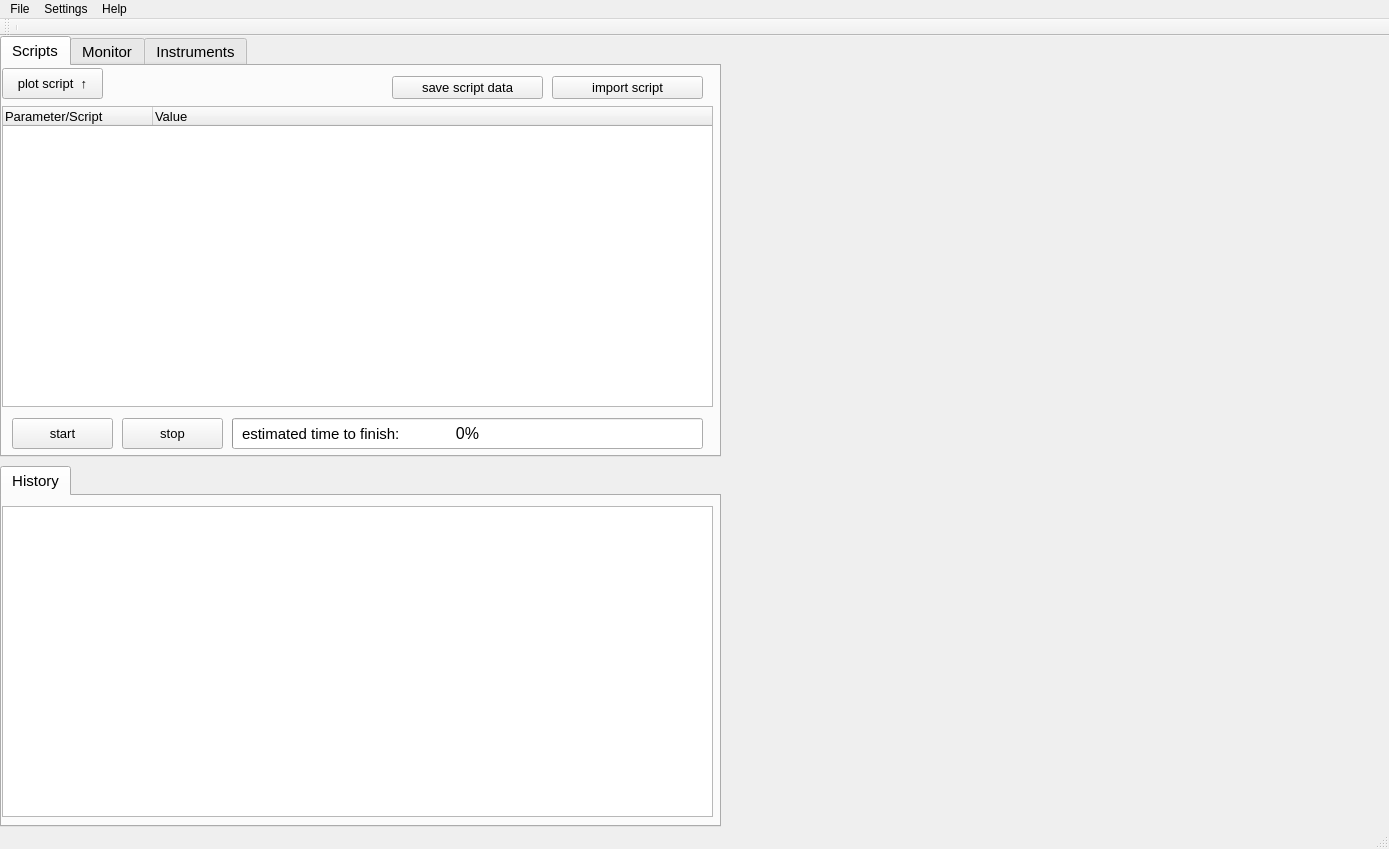
Old version of the form src/core/basic_application_window.ui in the repository LISE-B26/pylabcontrol.
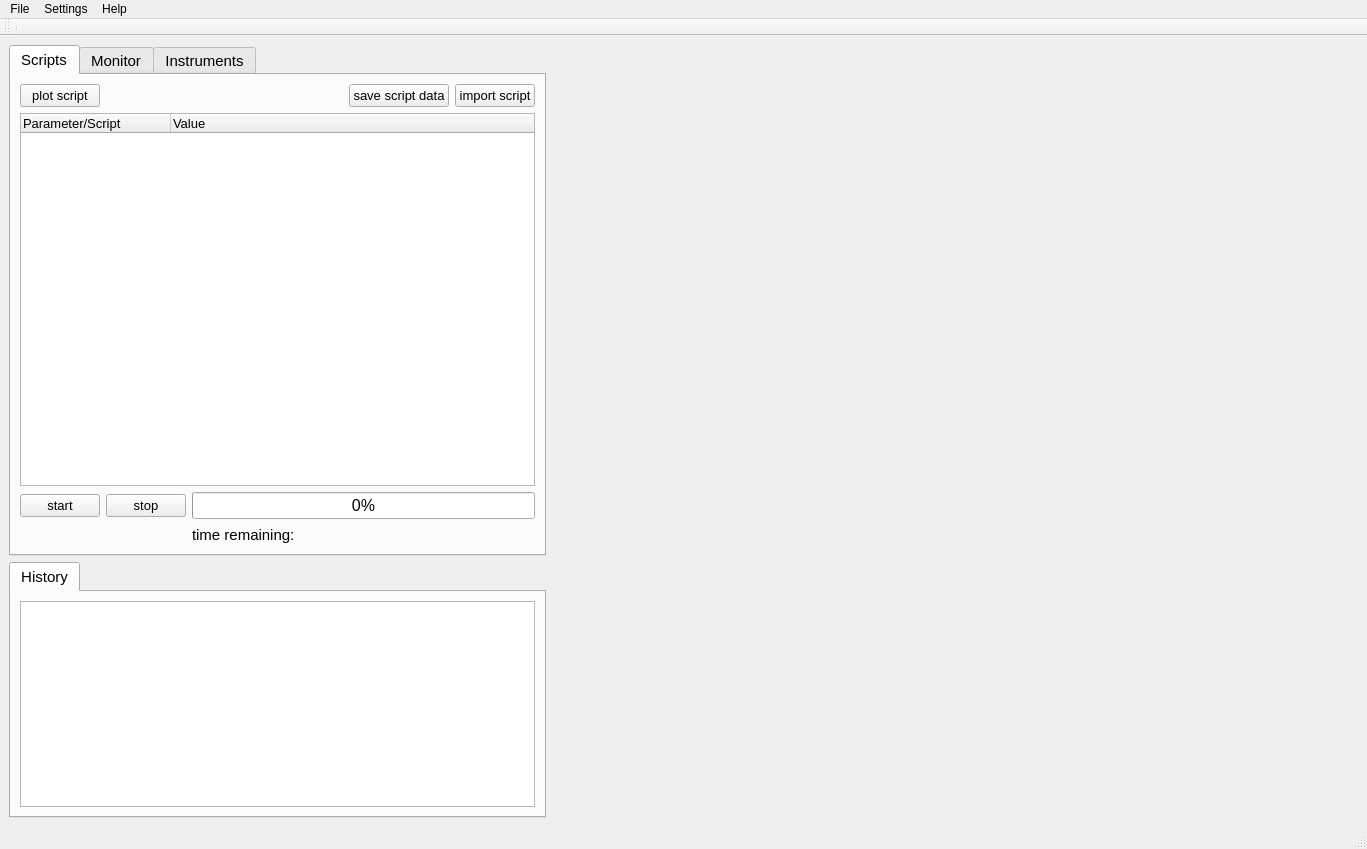
New version of the form. Custom widgets are drawn as their Qt base class.

Commit message: Got resizing working. Also, made autofocus's focusing plot have a more specific label on its y axis.

Diff of the .ui file:
```diff
--- a/src/core/basic_application_window.ui
+++ b/src/core/basic_application_window.ui
@@ -6,7 +6,7 @@
    <rect>
     <x>0</x>
     <y>0</y>
-    <width>1389</width>
+    <width>1367</width>
     <height>849</height>
    </rect>
   </property>
@@ -20,14 +20,18 @@
    <string>Lukin Lab - B26 GUI</string>
   </property>
   <widget class="QWidget" name="centralwidget">
+   <layout class="QHBoxLayout" name="horizontalLayout_8">
+    <item>
+     <layout class="QHBoxLayout" name="horizontalLayout_7" stretch="8,12">
+      <item>
+       <layout class="QVBoxLayout" name="verticalLayout_10" stretch="2,1">
+        <item>
    <widget class="QTabWidget" name="tabWidget">
-    <property name="geometry">
-     <rect>
-      <x>0</x>
-      <y>0</y>
-      <width>721</width>
-      <height>421</height>
-     </rect>
+          <property name="sizePolicy">
+           <sizepolicy hsizetype="Expanding" vsizetype="Expanding">
+            <horstretch>0</horstretch>
+            <verstretch>0</verstretch>
+           </sizepolicy>
     </property>
     <property name="font">
      <font>
@@ -50,20 +54,69 @@
      <attribute name="title">
       <string>Scripts</string>
      </attribute>
+           <layout class="QVBoxLayout" name="verticalLayout_6">
+            <item>
+             <layout class="QVBoxLayout" name="verticalLayout_4">
+              <item>
+               <layout class="QHBoxLayout" name="horizontalLayout_4">
+                <item>
+                 <widget class="QPushButton" name="btn_plot_script">
+                  <property name="font">
+                   <font>
+                    <pointsize>10</pointsize>
+                   </font>
+                  </property>
+                  <property name="text">
+                   <string>plot script</string>
+                  </property>
+                 </widget>
+                </item>
+                <item>
+                 <spacer name="horizontalSpacer_2">
+                  <property name="orientation">
+                   <enum>Qt::Horizontal</enum>
+                  </property>
+                  <property name="sizeHint" stdset="0">
+                   <size>
+                    <width>40</width>
+                    <height>20</height>
+                   </size>
+                  </property>
+                 </spacer>
+                </item>
+                <item>
+                 <widget class="QPushButton" name="btn_save_script_data">
+                  <property name="font">
+                   <font>
+                    <pointsize>10</pointsize>
+                   </font>
+                  </property>
+                  <property name="text">
+                   <string>save script data</string>
+                  </property>
+                 </widget>
+                </item>
+                <item>
+                 <widget class="QPushButton" name="btn_load_scripts">
+                  <property name="font">
+                   <font>
+                    <pointsize>10</pointsize>
+                   </font>
+                  </property>
+                  <property name="text">
+                   <string>import script</string>
+                  </property>
+                 </widget>
+                </item>
+               </layout>
+              </item>
+              <item>
      <widget class="QTreeWidget" name="tree_scripts">
       <property name="enabled">
        <bool>true</bool>
       </property>
-      <property name="geometry">
-       <rect>
-        <x>0</x>
-        <y>40</y>
-        <width>711</width>
-        <height>301</height>
-       </rect>
-      </property>
       <property name="sizePolicy">
-       <sizepolicy hsizetype="Fixed" vsizetype="Expanding">
+                 <sizepolicy hsizetype="Expanding" vsizetype="Expanding">
         <horstretch>0</horstretch>
         <verstretch>0</verstretch>
        </sizepolicy>
@@ -105,15 +158,35 @@
        </property>
       </column>
      </widget>
+              </item>
+              <item>
+               <layout class="QHBoxLayout" name="horizontalLayout_5">
+                <item>
+                 <widget class="QPushButton" name="btn_start_script">
+                  <property name="font">
+                   <font>
+                    <pointsize>10</pointsize>
+                   </font>
+                  </property>
+                  <property name="text">
+                   <string>start</string>
+                  </property>
+                 </widget>
+                </item>
+                <item>
+                 <widget class="QPushButton" name="btn_stop_script">
+                  <property name="font">
+                   <font>
+                    <pointsize>10</pointsize>
+                   </font>
+                  </property>
+                  <property name="text">
+                   <string>stop</string>
+                  </property>
+                 </widget>
+                </item>
+                <item>
      <widget class="QProgressBar" name="progressBar">
-      <property name="geometry">
-       <rect>
-        <x>230</x>
-        <y>352</y>
-        <width>471</width>
-        <height>31</height>
-       </rect>
-      </property>
       <property name="font">
        <font>
         <pointsize>12</pointsize>
@@ -129,109 +202,49 @@
        <number>0</number>
       </property>
      </widget>
-     <widget class="QPushButton" name="btn_stop_script">
-      <property name="geometry">
-       <rect>
-        <x>120</x>
-        <y>352</y>
-        <width>101</width>
-        <height>31</height>
-       </rect>
-      </property>
-      <property name="font">
-       <font>
-        <pointsize>10</pointsize>
-       </font>
-      </property>
-      <property name="text">
-       <string>stop</string>
-      </property>
-     </widget>
-     <widget class="QPushButton" name="btn_start_script">
-      <property name="geometry">
-       <rect>
-        <x>10</x>
-        <y>352</y>
-        <width>101</width>
-        <height>31</height>
-       </rect>
-      </property>
-      <property name="font">
-       <font>
-        <pointsize>10</pointsize>
-       </font>
-      </property>
-      <property name="text">
-       <string>start</string>
-      </property>
-     </widget>
-     <widget class="QPushButton" name="btn_plot_script">
-      <property name="geometry">
-       <rect>
-        <x>0</x>
-        <y>2</y>
-        <width>101</width>
-        <height>31</height>
-       </rect>
-      </property>
-      <property name="font">
-       <font>
-        <pointsize>10</pointsize>
-       </font>
-      </property>
-      <property name="text">
-       <string>plot script  ↑</string>
-      </property>
-     </widget>
-     <widget class="QPushButton" name="btn_load_scripts">
-      <property name="geometry">
-       <rect>
-        <x>550</x>
-        <y>10</y>
-        <width>151</width>
-        <height>23</height>
-       </rect>
-      </property>
-      <property name="font">
-       <font>
-        <pointsize>10</pointsize>
-       </font>
-      </property>
-      <property name="text">
-       <string>import script</string>
-      </property>
-     </widget>
-     <widget class="QPushButton" name="btn_save_script_data">
-      <property name="geometry">
-       <rect>
-        <x>390</x>
-        <y>10</y>
-        <width>151</width>
-        <height>23</height>
-       </rect>
-      </property>
-      <property name="font">
-       <font>
-        <pointsize>10</pointsize>
-       </font>
-      </property>
-      <property name="text">
-       <string>save script data</string>
-      </property>
-     </widget>
+                </item>
+               </layout>
+              </item>
+              <item>
+               <layout class="QHBoxLayout" name="horizontalLayout_6" stretch="1,1,1">
+                <item>
+                 <spacer name="horizontalSpacer_3">
+                  <property name="orientation">
+                   <enum>Qt::Horizontal</enum>
+                  </property>
+                  <property name="sizeHint" stdset="0">
+                   <size>
+                    <width>138</width>
+                    <height>20</height>
+                   </size>
+                  </property>
+                 </spacer>
+                </item>
+                <item>
      <widget class="QLabel" name="lbl_time_estimate">
-      <property name="geometry">
-       <rect>
-        <x>240</x>
-        <y>360</y>
-        <width>241</width>
-        <height>16</height>
-       </rect>
-      </property>
       <property name="text">
-       <string>estimated time to finish:</string>
-      </property>
-     </widget>
+                   <string>time remaining:</string>
+                  </property>
+                 </widget>
+                </item>
+                <item>
+                 <spacer name="horizontalSpacer_4">
+                  <property name="orientation">
+                   <enum>Qt::Horizontal</enum>
+                  </property>
+                  <property name="sizeHint" stdset="0">
+                   <size>
+                    <width>268</width>
+                    <height>20</height>
+                   </size>
+                  </property>
+                 </spacer>
+                </item>
+               </layout>
+              </item>
+             </layout>
+            </item>
+           </layout>
      <zorder>tree_scripts</zorder>
      <zorder>progressBar</zorder>
      <zorder>btn_stop_script</zorder>
@@ -239,80 +252,35 @@
      <zorder>btn_load_scripts</zorder>
      <zorder>btn_start_script</zorder>
      <zorder>btn_save_script_data</zorder>
+           <zorder>verticalLayoutWidget</zorder>
+           <zorder>tabWidget_2</zorder>
+           <zorder>horizontalSpacer_2</zorder>
      <zorder>lbl_time_estimate</zorder>
+           <zorder>horizontalSpacer_3</zorder>
+           <zorder>horizontalSpacer_4</zorder>
     </widget>
     <widget class="QWidget" name="tab_monitor">
      <attribute name="title">
       <string>Monitor</string>
      </attribute>
-     <widget class="QTreeWidget" name="tree_monitor">
-      <property name="enabled">
-       <bool>true</bool>
-      </property>
-      <property name="geometry">
-       <rect>
-        <x>0</x>
-        <y>30</y>
-        <width>711</width>
-        <height>431</height>
-       </rect>
-      </property>
-      <property name="sizePolicy">
-       <sizepolicy hsizetype="Fixed" vsizetype="Expanding">
-        <horstretch>0</horstretch>
-        <verstretch>0</verstretch>
-       </sizepolicy>
-      </property>
-      <property name="editTriggers">
-       <set>QAbstractItemView::AllEditTriggers</set>
-      </property>
-      <property name="headerHidden">
-       <bool>false</bool>
-      </property>
-      <attribute name="headerDefaultSectionSize">
-       <number>150</number>
-      </attribute>
-      <attribute name="headerHighlightSections">
-       <bool>true</bool>
-      </attribute>
-      <column>
-       <property name="text">
-        <string>Parameter</string>
-       </property>
-      </column>
-      <column>
-       <property name="text">
-        <string>Value</string>
-       </property>
-      </column>
-     </widget>
+           <layout class="QVBoxLayout" name="verticalLayout_7">
+            <item>
+             <layout class="QVBoxLayout" name="verticalLayout_5">
+              <item>
+               <layout class="QHBoxLayout" name="horizontalLayout_2">
+                <item>
      <widget class="QPushButton" name="btn_plot_probe">
-      <property name="geometry">
-       <rect>
-        <x>0</x>
-        <y>2</y>
-        <width>101</width>
-        <height>23</height>
-       </rect>
-      </property>
       <property name="font">
        <font>
         <pointsize>10</pointsize>
        </font>
       </property>
       <property name="text">
-       <string>plot probe  ↑</string>
-      </property>
-     </widget>
-     <widget class="QWidget" name="horizontalLayoutWidget">
-      <property name="geometry">
-       <rect>
-        <x>110</x>
-        <y>0</y>
-        <width>591</width>
-        <height>31</height>
-       </rect>
-      </property>
+                   <string>plot probe</string>
+                  </property>
+                 </widget>
+                </item>
+                <item>
       <layout class="QHBoxLayout" name="horizontalLayout">
        <item>
         <widget class="QLabel" name="lbl_probe_log_path">
@@ -351,62 +319,72 @@
         </widget>
        </item>
       </layout>
-     </widget>
+                </item>
+               </layout>
+              </item>
+              <item>
+               <widget class="QTreeWidget" name="tree_monitor">
+                <property name="enabled">
+                 <bool>true</bool>
+                </property>
+                <property name="sizePolicy">
+                 <sizepolicy hsizetype="Expanding" vsizetype="Expanding">
+                  <horstretch>0</horstretch>
+                  <verstretch>0</verstretch>
+                 </sizepolicy>
+                </property>
+                <property name="editTriggers">
+                 <set>QAbstractItemView::AllEditTriggers</set>
+                </property>
+                <property name="headerHidden">
+                 <bool>false</bool>
+                </property>
+                <attribute name="headerDefaultSectionSize">
+                 <number>150</number>
+                </attribute>
+                <attribute name="headerHighlightSections">
+                 <bool>true</bool>
+                </attribute>
+                <column>
+                 <property name="text">
+                  <string>Parameter</string>
+                 </property>
+                </column>
+                <column>
+                 <property name="text">
+                  <string>Value</string>
+                 </property>
+                </column>
+               </widget>
+              </item>
+             </layout>
+            </item>
+           </layout>
     </widget>
     <widget class="QWidget" name="tab_settings">
      <attribute name="title">
       <string>Instruments</string>
      </attribute>
-     <widget class="QTreeWidget" name="tree_settings">
-      <property name="enabled">
-       <bool>true</bool>
-      </property>
-      <property name="geometry">
-       <rect>
-        <x>0</x>
-        <y>30</y>
-        <width>711</width>
-        <height>401</height>
-       </rect>
-      </property>
-      <property name="sizePolicy">
-       <sizepolicy hsizetype="Fixed" vsizetype="Expanding">
-        <horstretch>0</horstretch>
-        <verstretch>0</verstretch>
-       </sizepolicy>
-      </property>
-      <property name="editTriggers">
-       <set>QAbstractItemView::AllEditTriggers</set>
-      </property>
-      <property name="headerHidden">
-       <bool>false</bool>
-      </property>
-      <attribute name="headerDefaultSectionSize">
-       <number>150</number>
-      </attribute>
-      <attribute name="headerHighlightSections">
-       <bool>true</bool>
-      </attribute>
-      <column>
-       <property name="text">
-        <string>Instrument</string>
-       </property>
-      </column>
-      <column>
-       <property name="text">
-        <string>Value</string>
-       </property>
-      </column>
-     </widget>
+           <layout class="QVBoxLayout" name="verticalLayout_8">
+            <item>
+             <layout class="QVBoxLayout" name="verticalLayout_3">
+              <item>
+               <layout class="QHBoxLayout" name="horizontalLayout_3">
+                <item>
+                 <spacer name="horizontalSpacer">
+                  <property name="orientation">
+                   <enum>Qt::Horizontal</enum>
+                  </property>
+                  <property name="sizeHint" stdset="0">
+                   <size>
+                    <width>40</width>
+                    <height>20</height>
+                   </size>
+                  </property>
+                 </spacer>
+                </item>
+                <item>
      <widget class="QPushButton" name="btn_load_instruments">
-      <property name="geometry">
-       <rect>
-        <x>540</x>
-        <y>0</y>
-        <width>161</width>
-        <height>23</height>
-       </rect>
-      </property>
       <property name="font">
        <font>
         <pointsize>10</pointsize>
@@ -416,27 +394,52 @@
        <string>import instrument</string>
       </property>
      </widget>
-    </widget>
-   </widget>
-   <widget class="MatplotlibWidget" name="matplotlibwidget">
-    <property name="geometry">
-     <rect>
-      <x>750</x>
-      <y>250</y>
-      <width>621</width>
-      <height>541</height>
-     </rect>
-    </property>
-   </widget>
+                </item>
+               </layout>
+              </item>
+              <item>
+               <widget class="QTreeWidget" name="tree_settings">
+                <property name="enabled">
+                 <bool>true</bool>
+                </property>
+                <property name="sizePolicy">
+                 <sizepolicy hsizetype="Expanding" vsizetype="Expanding">
+                  <horstretch>0</horstretch>
+                  <verstretch>0</verstretch>
+                 </sizepolicy>
+                </property>
+                <property name="editTriggers">
+                 <set>QAbstractItemView::AllEditTriggers</set>
+                </property>
+                <property name="headerHidden">
+                 <bool>false</bool>
+                </property>
+                <attribute name="headerDefaultSectionSize">
+                 <number>150</number>
+                </attribute>
+                <attribute name="headerHighlightSections">
+                 <bool>true</bool>
+                </attribute>
+                <column>
+                 <property name="text">
+                  <string>Instrument</string>
+                 </property>
+                </column>
+                <column>
+                 <property name="text">
+                  <string>Value</string>
+                 </property>
+                </column>
+               </widget>
+              </item>
+             </layout>
+            </item>
+           </layout>
+          </widget>
+         </widget>
+        </item>
+        <item>
    <widget class="QTabWidget" name="tabWidget_2">
-    <property name="geometry">
-     <rect>
-      <x>0</x>
-      <y>430</y>
-      <width>721</width>
-      <height>361</height>
-     </rect>
-    </property>
     <property name="font">
      <font>
       <pointsize>11</pointsize>
@@ -449,15 +452,9 @@
      <attribute name="title">
       <string>History</string>
      </attribute>
+           <layout class="QVBoxLayout" name="verticalLayout_9">
+            <item>
      <widget class="QListView" name="list_history">
-      <property name="geometry">
-       <rect>
-        <x>0</x>
-        <y>10</y>
-        <width>711</width>
-        <height>311</height>
-       </rect>
-      </property>
       <property name="font">
        <font>
         <pointsize>10</pointsize>
@@ -467,25 +464,53 @@
        <bool>true</bool>
       </property>
      </widget>
-    </widget>
-   </widget>
+            </item>
+           </layout>
+          </widget>
+         </widget>
+        </item>
+       </layout>
+      </item>
+      <item>
+       <layout class="QVBoxLayout" name="verticalLayout_2" stretch="1,2">
+        <item>
    <widget class="MatplotlibWidget" name="matplotlibwidget_2">
-    <property name="geometry">
-     <rect>
-      <x>750</x>
-      <y>25</y>
-      <width>621</width>
-      <height>211</height>
-     </rect>
-    </property>
-   </widget>
+          <property name="sizePolicy">
+           <sizepolicy hsizetype="Expanding" vsizetype="Expanding">
+            <horstretch>0</horstretch>
+            <verstretch>0</verstretch>
+           </sizepolicy>
+          </property>
+          <property name="minimumSize">
+           <size>
+            <width>200</width>
+            <height>200</height>
+           </size>
+          </property>
+         </widget>
+        </item>
+        <item>
+         <widget class="MatplotlibWidget" name="matplotlibwidget">
+          <property name="minimumSize">
+           <size>
+            <width>200</width>
+            <height>200</height>
+           </size>
+          </property>
+         </widget>
+        </item>
+       </layout>
+      </item>
+     </layout>
+    </item>
+   </layout>
   </widget>
   <widget class="QMenuBar" name="menubar">
    <property name="geometry">
     <rect>
      <x>0</x>
      <y>0</y>
-     <width>1389</width>
+     <width>1367</width>
      <height>21</height>
     </rect>
    </property>
```
Lines whose indentation alone changed are shown as unchanged. The commit also changes 3 other files.
